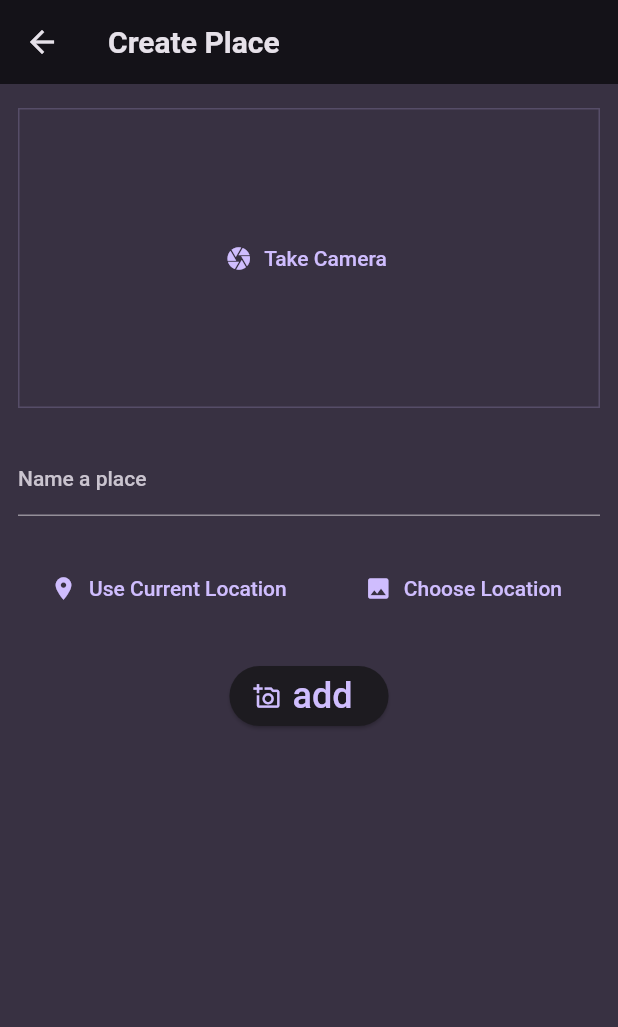
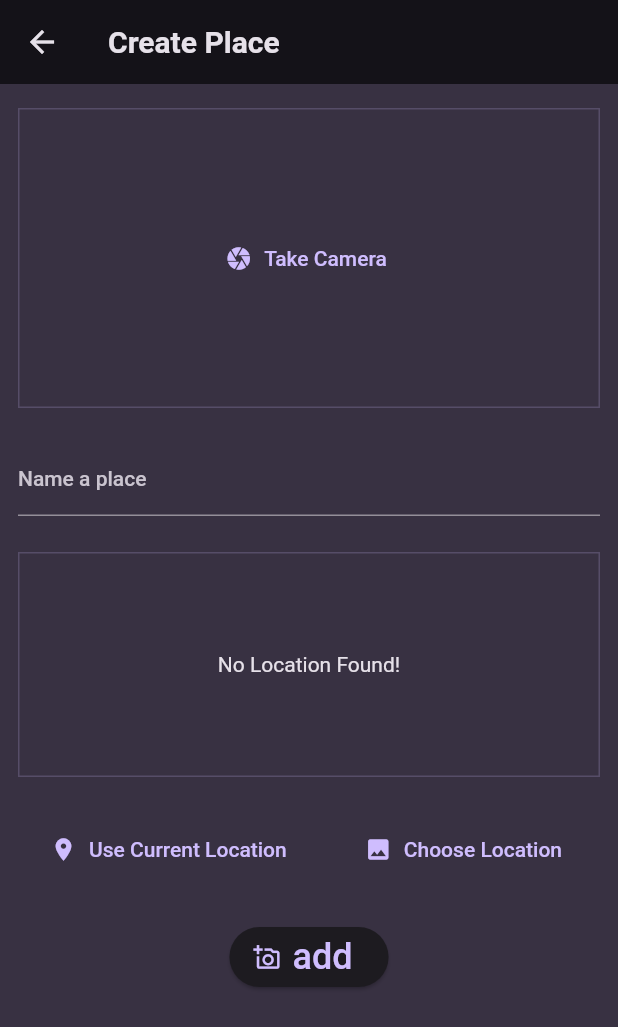
Before and after one commit to Arkar20/favourite_places, a Flutter app: the CreatePlace screen opened directly, on a phone screen of 412 x 824 dp. Shown: the top 1027 px of the screen. Run offline on Flutter 3.47's test engine with Material 2 defaults, Android fonts, the phone set to English and light mode, and no system bars; our stand-ins replace flutter_riverpod, geolocator, google_fonts, image_picker, riverpod.

Commit message:
getting current location

```diff
--- a/lib/screens/CreatePlace.dart
+++ b/lib/screens/CreatePlace.dart
@@ -2,9 +2,11 @@ import 'dart:io';
 
 import 'package:favourite_places/store/PlaceProvider.dart';
 import 'package:favourite_places/widgets/ImageInput.dart';
+import 'package:favourite_places/widgets/PreviewLocation.dart';
 import 'package:flutter/material.dart';
 import 'package:flutter_riverpod/flutter_riverpod.dart';
 import 'package:image_picker/image_picker.dart';
+import 'package:geolocator/geolocator.dart';
 
 class CreatePlace extends ConsumerStatefulWidget {
   const CreatePlace({super.key});
@@ -15,11 +17,52 @@ class CreatePlace extends ConsumerStatefulWidget {
 
 class _CreatePlaceState extends ConsumerState<CreatePlace> {
   final _textController = TextEditingController();
+  File? _image;
+  Position?  currentLocation;
+  bool loading=false;
 
-  File? _image;
+  Future<Position>  getCurrentLocation() async {
+   bool serviceEnabled;
+  LocationPermission permission;
+
+  // Test if location services are enabled.
+  serviceEnabled = await Geolocator.isLocationServiceEnabled();
+  if (!serviceEnabled) {
+
+    return Future.error('Location services are disabled.');
+  }
+
+  permission = await Geolocator.checkPermission();
+  if (permission == LocationPermission.denied) {
+    permission = await Geolocator.requestPermission();
+    if (permission == LocationPermission.denied) {
+
+      return Future.error('Location permissions are denied');
+    }
+  }
+
+  if (permission == LocationPermission.deniedForever) {
+
+    return Future.error(
+      'Location permissions are permanently denied, we cannot request permissions.');
+  }
+
+  setState(() {
+    loading=true;
+  });
+
+await Future.delayed(Duration(seconds: 2));
+  final _locationData= await Geolocator.getCurrentPosition();
+
+  setState(() {
+    currentLocation=_locationData;
+    loading=false;
+  });
+
+    return _locationData;
+  }
 
   void takeImage() async {
-// ImagePicker.pickImage();
     final picker = ImagePicker();
     final image = await picker.pickImage(
         source: ImageSource.camera, maxWidth: double.infinity);
@@ -64,16 +107,22 @@ class _CreatePlaceState extends ConsumerState<CreatePlace> {
               const SizedBox(
                 height: 24,
               ),
+              PreviewLocation(loading: loading,location: currentLocation,),
+              const SizedBox(
+                height: 24,
+              ),
               Row(
                 mainAxisAlignment: MainAxisAlignment.center,
                 children: [
-                  TextButton.icon(onPressed: (){
-
-                  }, icon: const Icon(Icons.place),  label:const Text("Use Current Location")),
+                  TextButton.icon(
+                      onPressed: getCurrentLocation,
+                      icon: const Icon(Icons.place),
+                      label: const Text("Use Current Location")),
                   const SizedBox(width: 24),
-                   TextButton.icon(onPressed: (){
-
-                  }, icon: const Icon(Icons.image),  label:const Text("Choose Location")),
+                  TextButton.icon(
+                      onPressed: () {},
+                      icon: const Icon(Icons.image),
+                      label: const Text("Choose Location")),
                 ],
               ),
               const SizedBox(
--- /dev/null
+++ b/lib/widgets/PreviewLocation.dart
@@ -0,0 +1,35 @@
+import 'package:flutter/material.dart';
+import 'package:geolocator/geolocator.dart';
+
+class PreviewLocation extends StatelessWidget {
+  const PreviewLocation({super.key,required this.loading,required this.location});
+
+  final bool loading;
+  final Position? location;
+  @override
+  Widget build(BuildContext context) {
+
+     Widget content= Center(
+        child: Text("No Location Found!",
+          style: TextStyle(
+            color: Theme.of(context).colorScheme.onBackground
+          ),
+        ),
+      );
+
+      if(loading){
+        content=  const Center(child: CircularProgressIndicator());
+      }
+    return Container(
+      decoration: BoxDecoration(
+        border: Border.all(
+            width: 1,
+              color: Theme.of(context).colorScheme.primary.withOpacity(0.2)
+        ),
+      ),
+      width: double.infinity,
+      height: 150,
+      child:  content,
+    );
+  }
+}
--- a/pubspec.yaml
+++ b/pubspec.yaml
@@ -38,7 +38,8 @@ dependencies:
   google_fonts: ^5.1.0
   flutter_riverpod: ^2.3.6
   image_picker: ^1.0.0
-  location: ^4.4.0
+  geolocator: ^9.0.2
+
 
 dev_dependencies:
   flutter_test:
```
Also changed, not shown: pubspec.lock, 4 other files.
